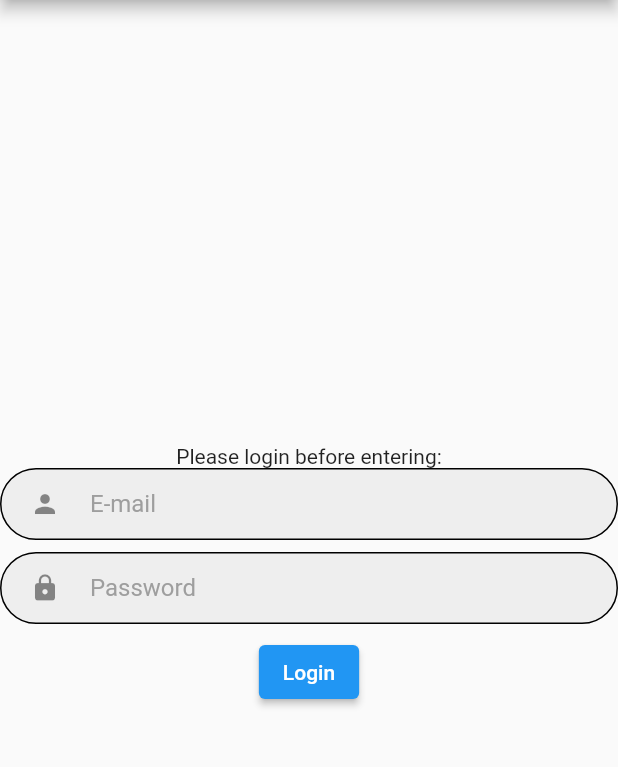
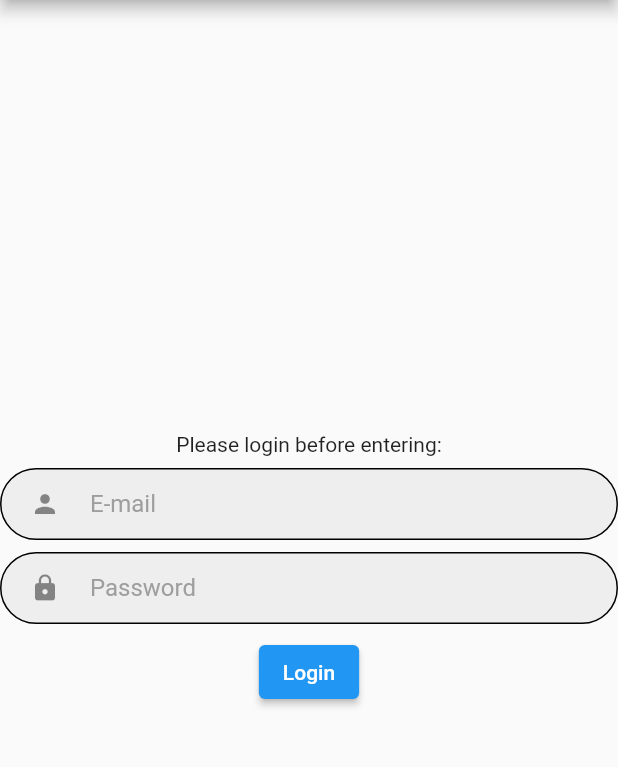
Before and after one commit to fuadreza/simple_sample, a Flutter app: the screen it shows after launch, on a phone screen of 412 x 824 dp, the part 84-851 px from its top. Run offline on Flutter 3.47's test engine with Material 2 defaults, Android fonts, the phone set to English and light mode, and no system bars; our stand-ins replace dio, equatable, get.

Commit message:
add space login view

```diff
--- a/lib/core/network/base_api_client.dart
+++ b/lib/core/network/base_api_client.dart
@@ -93,7 +93,9 @@ class BaseApiClient {
 
   Object handleError(Object error) {
     if (error is DioError) {
-      final Map<String, dynamic> response = jsonDecode(error.response.toString());
+      final Map<String, dynamic> response = error.response != null
+          ? jsonDecode(error.response.toString())
+          : {'code': 'error unidentified'} ;
 
       throw ServerException(message: response['code']);
     } else {
--- a/lib/feature/main/presentation/modules/login/login_controller.dart
+++ b/lib/feature/main/presentation/modules/login/login_controller.dart
@@ -43,6 +43,7 @@ class LoginController extends GetxController {
       _showSnackBar('Success', 'Login Success');
       Get.offAll(const HomeView(title: 'Home Screen',));
     } on ServerException catch (error) {
+      loginState = LoginFailed(message: '${error.message}');
       Get.defaultDialog(
         title: 'Error',
         middleText: '${error.message}',
--- a/lib/feature/main/presentation/modules/login/login_view.dart
+++ b/lib/feature/main/presentation/modules/login/login_view.dart
@@ -33,6 +33,9 @@ class LoginView extends GetView<LoginController> {
               Text(
                 'Please login before entering:',
               ),
+              SizedBox(
+                height: 8,
+              ),
               TextFormField(
                 controller: _emailController,
                 validator: (value) {
@@ -57,11 +60,6 @@ class LoginView extends GetView<LoginController> {
               SizedBox(
                 height: 8,
               ),
-              Obx(() =>
-              controller.loginState is LoginLoading
-                  ? const Text('Loading')
-                  : const SizedBox()
-              ),
               ElevatedButton(
                 onPressed: () async {
                   if (formKey.currentState?.validate() ?? false) {
@@ -69,6 +67,14 @@ class LoginView extends GetView<LoginController> {
                   }
                 },
                 child: Text('Login'),
+              ),
+              SizedBox(
+                height: 8,
+              ),
+              Obx(() =>
+              controller.loginState is LoginLoading
+                  ? const CircularProgressIndicator()
+                  : const SizedBox()
               ),
             ],
           ),
```
